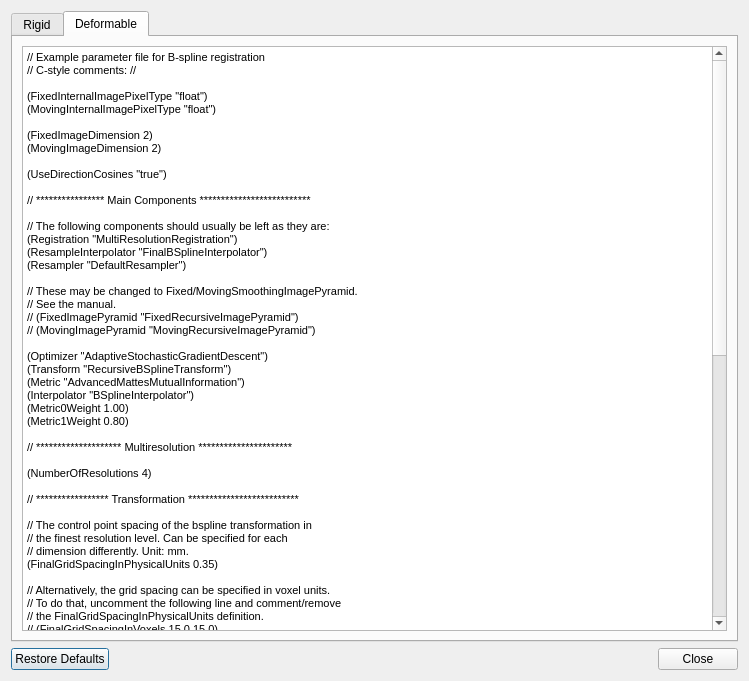
Before: the Qt Designer form Plugins/org.mitk.gui.qt.m2.Registration/src/internal/ParameterFileEditorDialog.ui in m2aia/m2aia, drawn with Qt 5.
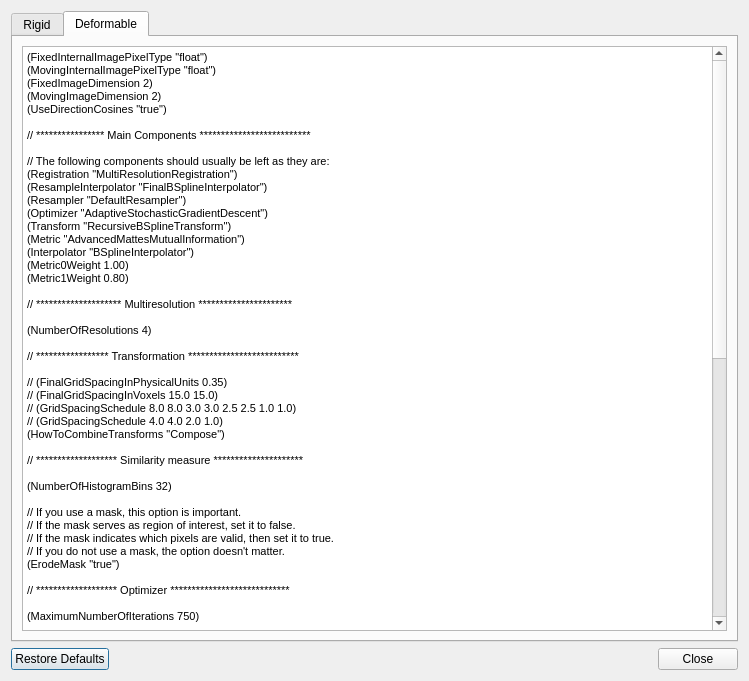
After: the same form once the commit is applied. The open tabs and pages were chosen to show the change.

Commit message: cleanup registration plugin

Diff of the .ui file:
```diff
--- a/Plugins/org.mitk.gui.qt.m2.Registration/src/internal/ParameterFileEditorDialog.ui
+++ b/Plugins/org.mitk.gui.qt.m2.Registration/src/internal/ParameterFileEditorDialog.ui
@@ -138,16 +138,11 @@
           <string>&lt;!DOCTYPE HTML PUBLIC &quot;-//W3C//DTD HTML 4.0//EN&quot; &quot;http://www.w3.org/TR/REC-html40/strict.dtd&quot;&gt;
 &lt;html&gt;&lt;head&gt;&lt;meta name=&quot;qrichtext&quot; content=&quot;1&quot; /&gt;&lt;style type=&quot;text/css&quot;&gt;
 p, li { white-space: pre-wrap; }
-&lt;/style&gt;&lt;/head&gt;&lt;body style=&quot; font-family:'Sans Serif'; font-size:9pt; font-weight:400; font-style:normal;&quot;&gt;
-&lt;p style=&quot; margin-top:0px; margin-bottom:0px; margin-left:0px; margin-right:0px; -qt-block-indent:0; text-indent:0px;&quot;&gt;&lt;span style=&quot; font-family:'MS Shell Dlg 2'; font-size:8.14286pt;&quot;&gt;// Example parameter file for B-spline registration&lt;/span&gt;&lt;/p&gt;
-&lt;p style=&quot; margin-top:0px; margin-bottom:0px; margin-left:0px; margin-right:0px; -qt-block-indent:0; text-indent:0px;&quot;&gt;&lt;span style=&quot; font-family:'MS Shell Dlg 2'; font-size:8.14286pt;&quot;&gt;// C-style comments: //&lt;/span&gt;&lt;/p&gt;
-&lt;p style=&quot;-qt-paragraph-type:empty; margin-top:0px; margin-bottom:0px; margin-left:0px; margin-right:0px; -qt-block-indent:0; text-indent:0px; font-family:'MS Shell Dlg 2'; font-size:8.14286pt;&quot;&gt;&lt;br /&gt;&lt;/p&gt;
+&lt;/style&gt;&lt;/head&gt;&lt;body style=&quot; font-family:'Ubuntu'; font-size:11pt; font-weight:400; font-style:normal;&quot;&gt;
 &lt;p style=&quot; margin-top:0px; margin-bottom:0px; margin-left:0px; margin-right:0px; -qt-block-indent:0; text-indent:0px;&quot;&gt;&lt;span style=&quot; font-family:'MS Shell Dlg 2'; font-size:8.14286pt;&quot;&gt;(FixedInternalImagePixelType &amp;quot;float&amp;quot;)&lt;/span&gt;&lt;/p&gt;
 &lt;p style=&quot; margin-top:0px; margin-bottom:0px; margin-left:0px; margin-right:0px; -qt-block-indent:0; text-indent:0px;&quot;&gt;&lt;span style=&quot; font-family:'MS Shell Dlg 2'; font-size:8.14286pt;&quot;&gt;(MovingInternalImagePixelType &amp;quot;float&amp;quot;)&lt;/span&gt;&lt;/p&gt;
-&lt;p style=&quot;-qt-paragraph-type:empty; margin-top:0px; margin-bottom:0px; margin-left:0px; margin-right:0px; -qt-block-indent:0; text-indent:0px; font-family:'MS Shell Dlg 2'; font-size:8.14286pt;&quot;&gt;&lt;br /&gt;&lt;/p&gt;
 &lt;p style=&quot; margin-top:0px; margin-bottom:0px; margin-left:0px; margin-right:0px; -qt-block-indent:0; text-indent:0px;&quot;&gt;&lt;span style=&quot; font-family:'MS Shell Dlg 2'; font-size:8.14286pt;&quot;&gt;(FixedImageDimension 2)&lt;/span&gt;&lt;/p&gt;
 &lt;p style=&quot; margin-top:0px; margin-bottom:0px; margin-left:0px; margin-right:0px; -qt-block-indent:0; text-indent:0px;&quot;&gt;&lt;span style=&quot; font-family:'MS Shell Dlg 2'; font-size:8.14286pt;&quot;&gt;(MovingImageDimension 2)&lt;/span&gt;&lt;/p&gt;
-&lt;p style=&quot;-qt-paragraph-type:empty; margin-top:0px; margin-bottom:0px; margin-left:0px; margin-right:0px; -qt-block-indent:0; text-indent:0px; font-family:'MS Shell Dlg 2'; font-size:8.14286pt;&quot;&gt;&lt;br /&gt;&lt;/p&gt;
 &lt;p style=&quot; margin-top:0px; margin-bottom:0px; margin-left:0px; margin-right:0px; -qt-block-indent:0; text-indent:0px;&quot;&gt;&lt;span style=&quot; font-family:'MS Shell Dlg 2'; font-size:8.14286pt;&quot;&gt;(UseDirectionCosines &amp;quot;true&amp;quot;)&lt;/span&gt;&lt;/p&gt;
 &lt;p style=&quot;-qt-paragraph-type:empty; margin-top:0px; margin-bottom:0px; margin-left:0px; margin-right:0px; -qt-block-indent:0; text-indent:0px; font-family:'MS Shell Dlg 2'; font-size:8.14286pt;&quot;&gt;&lt;br /&gt;&lt;/p&gt;
 &lt;p style=&quot; margin-top:0px; margin-bottom:0px; margin-left:0px; margin-right:0px; -qt-block-indent:0; text-indent:0px;&quot;&gt;&lt;span style=&quot; font-family:'MS Shell Dlg 2'; font-size:8.14286pt;&quot;&gt;// **************** Main Components **************************&lt;/span&gt;&lt;/p&gt;
@@ -156,12 +151,6 @@
 &lt;p style=&quot; margin-top:0px; margin-bottom:0px; margin-left:0px; margin-right:0px; -qt-block-indent:0; text-indent:0px;&quot;&gt;&lt;span style=&quot; font-family:'MS Shell Dlg 2'; font-size:8.14286pt;&quot;&gt;(Registration &amp;quot;MultiResolutionRegistration&amp;quot;)&lt;/span&gt;&lt;/p&gt;
 &lt;p style=&quot; margin-top:0px; margin-bottom:0px; margin-left:0px; margin-right:0px; -qt-block-indent:0; text-indent:0px;&quot;&gt;&lt;span style=&quot; font-family:'MS Shell Dlg 2'; font-size:8.14286pt;&quot;&gt;(ResampleInterpolator &amp;quot;FinalBSplineInterpolator&amp;quot;)&lt;/span&gt;&lt;/p&gt;
 &lt;p style=&quot; margin-top:0px; margin-bottom:0px; margin-left:0px; margin-right:0px; -qt-block-indent:0; text-indent:0px;&quot;&gt;&lt;span style=&quot; font-family:'MS Shell Dlg 2'; font-size:8.14286pt;&quot;&gt;(Resampler &amp;quot;DefaultResampler&amp;quot;)&lt;/span&gt;&lt;/p&gt;
-&lt;p style=&quot;-qt-paragraph-type:empty; margin-top:0px; margin-bottom:0px; margin-left:0px; margin-right:0px; -qt-block-indent:0; text-indent:0px; font-family:'MS Shell Dlg 2'; font-size:8.14286pt;&quot;&gt;&lt;br /&gt;&lt;/p&gt;
-&lt;p style=&quot; margin-top:0px; margin-bottom:0px; margin-left:0px; margin-right:0px; -qt-block-indent:0; text-indent:0px;&quot;&gt;&lt;span style=&quot; font-family:'MS Shell Dlg 2'; font-size:8.14286pt;&quot;&gt;// These may be changed to Fixed/MovingSmoothingImagePyramid.&lt;/span&gt;&lt;/p&gt;
-&lt;p style=&quot; margin-top:0px; margin-bottom:0px; margin-left:0px; margin-right:0px; -qt-block-indent:0; text-indent:0px;&quot;&gt;&lt;span style=&quot; font-family:'MS Shell Dlg 2'; font-size:8.14286pt;&quot;&gt;// See the manual.&lt;/span&gt;&lt;/p&gt;
-&lt;p style=&quot; margin-top:0px; margin-bottom:0px; margin-left:0px; margin-right:0px; -qt-block-indent:0; text-indent:0px;&quot;&gt;&lt;span style=&quot; font-family:'MS Shell Dlg 2'; font-size:8.14286pt;&quot;&gt;// (FixedImagePyramid &amp;quot;FixedRecursiveImagePyramid&amp;quot;)&lt;/span&gt;&lt;/p&gt;
-&lt;p style=&quot; margin-top:0px; margin-bottom:0px; margin-left:0px; margin-right:0px; -qt-block-indent:0; text-indent:0px;&quot;&gt;&lt;span style=&quot; font-family:'MS Shell Dlg 2'; font-size:8.14286pt;&quot;&gt;// (MovingImagePyramid &amp;quot;MovingRecursiveImagePyramid&amp;quot;)&lt;/span&gt;&lt;/p&gt;
-&lt;p style=&quot;-qt-paragraph-type:empty; margin-top:0px; margin-bottom:0px; margin-left:0px; margin-right:0px; -qt-block-indent:0; text-indent:0px; font-family:'MS Shell Dlg 2'; font-size:8.14286pt;&quot;&gt;&lt;br /&gt;&lt;/p&gt;
 &lt;p style=&quot; margin-top:0px; margin-bottom:0px; margin-left:0px; margin-right:0px; -qt-block-indent:0; text-indent:0px;&quot;&gt;&lt;span style=&quot; font-family:'MS Shell Dlg 2'; font-size:8.14286pt;&quot;&gt;(Optimizer &amp;quot;AdaptiveStochasticGradientDescent&amp;quot;)&lt;/span&gt;&lt;/p&gt;
 &lt;p style=&quot; margin-top:0px; margin-bottom:0px; margin-left:0px; margin-right:0px; -qt-block-indent:0; text-indent:0px;&quot;&gt;&lt;span style=&quot; font-family:'MS Shell Dlg 2'; font-size:8.14286pt;&quot;&gt;(Transform &amp;quot;RecursiveBSplineTransform&amp;quot;)&lt;/span&gt;&lt;/p&gt;
 &lt;p style=&quot; margin-top:0px; margin-bottom:0px; margin-left:0px; margin-right:0px; -qt-block-indent:0; text-indent:0px;&quot;&gt;&lt;span style=&quot; font-family:'MS Shell Dlg 2'; font-size:8.14286pt;&quot;&gt;(Metric &amp;quot;AdvancedMattesMutualInformation&amp;quot;)&lt;/span&gt;&lt;/p&gt;
@@ -175,24 +164,10 @@
 &lt;p style=&quot;-qt-paragraph-type:empty; margin-top:0px; margin-bottom:0px; margin-left:0px; margin-right:0px; -qt-block-indent:0; text-indent:0px; font-family:'MS Shell Dlg 2'; font-size:8.14286pt;&quot;&gt;&lt;br /&gt;&lt;/p&gt;
 &lt;p style=&quot; margin-top:0px; margin-bottom:0px; margin-left:0px; margin-right:0px; -qt-block-indent:0; text-indent:0px;&quot;&gt;&lt;span style=&quot; font-family:'MS Shell Dlg 2'; font-size:8.14286pt;&quot;&gt;// ***************** Transformation **************************&lt;/span&gt;&lt;/p&gt;
 &lt;p style=&quot;-qt-paragraph-type:empty; margin-top:0px; margin-bottom:0px; margin-left:0px; margin-right:0px; -qt-block-indent:0; text-indent:0px; font-family:'MS Shell Dlg 2'; font-size:8.14286pt;&quot;&gt;&lt;br /&gt;&lt;/p&gt;
-&lt;p style=&quot; margin-top:0px; margin-bottom:0px; margin-left:0px; margin-right:0px; -qt-block-indent:0; text-indent:0px;&quot;&gt;&lt;span style=&quot; font-family:'MS Shell Dlg 2'; font-size:8.14286pt;&quot;&gt;// The control point spacing of the bspline transformation in&lt;/span&gt;&lt;/p&gt;
-&lt;p style=&quot; margin-top:0px; margin-bottom:0px; margin-left:0px; margin-right:0px; -qt-block-indent:0; text-indent:0px;&quot;&gt;&lt;span style=&quot; font-family:'MS Shell Dlg 2'; font-size:8.14286pt;&quot;&gt;// the finest resolution level. Can be specified for each&lt;/span&gt;&lt;/p&gt;
-&lt;p style=&quot; margin-top:0px; margin-bottom:0px; margin-left:0px; margin-right:0px; -qt-block-indent:0; text-indent:0px;&quot;&gt;&lt;span style=&quot; font-family:'MS Shell Dlg 2'; font-size:8.14286pt;&quot;&gt;// dimension differently. Unit: mm.&lt;/span&gt;&lt;/p&gt;
-&lt;p style=&quot; margin-top:0px; margin-bottom:0px; margin-left:0px; margin-right:0px; -qt-block-indent:0; text-indent:0px;&quot;&gt;&lt;span style=&quot; font-family:'MS Shell Dlg 2'; font-size:8.14286pt;&quot;&gt;(FinalGridSpacingInPhysicalUnits 0.35)&lt;/span&gt;&lt;/p&gt;
-&lt;p style=&quot;-qt-paragraph-type:empty; margin-top:0px; margin-bottom:0px; margin-left:0px; margin-right:0px; -qt-block-indent:0; text-indent:0px; font-family:'MS Shell Dlg 2'; font-size:8.14286pt;&quot;&gt;&lt;br /&gt;&lt;/p&gt;
-&lt;p style=&quot; margin-top:0px; margin-bottom:0px; margin-left:0px; margin-right:0px; -qt-block-indent:0; text-indent:0px;&quot;&gt;&lt;span style=&quot; font-family:'MS Shell Dlg 2'; font-size:8.14286pt;&quot;&gt;// Alternatively, the grid spacing can be specified in voxel units.&lt;/span&gt;&lt;/p&gt;
-&lt;p style=&quot; margin-top:0px; margin-bottom:0px; margin-left:0px; margin-right:0px; -qt-block-indent:0; text-indent:0px;&quot;&gt;&lt;span style=&quot; font-family:'MS Shell Dlg 2'; font-size:8.14286pt;&quot;&gt;// To do that, uncomment the following line and comment/remove&lt;/span&gt;&lt;/p&gt;
-&lt;p style=&quot; margin-top:0px; margin-bottom:0px; margin-left:0px; margin-right:0px; -qt-block-indent:0; text-indent:0px;&quot;&gt;&lt;span style=&quot; font-family:'MS Shell Dlg 2'; font-size:8.14286pt;&quot;&gt;// the FinalGridSpacingInPhysicalUnits definition.&lt;/span&gt;&lt;/p&gt;
+&lt;p style=&quot; margin-top:0px; margin-bottom:0px; margin-left:0px; margin-right:0px; -qt-block-indent:0; text-indent:0px;&quot;&gt;&lt;span style=&quot; font-family:'MS Shell Dlg 2'; font-size:8.14286pt;&quot;&gt;// (FinalGridSpacingInPhysicalUnits 0.35)&lt;/span&gt;&lt;/p&gt;
 &lt;p style=&quot; margin-top:0px; margin-bottom:0px; margin-left:0px; margin-right:0px; -qt-block-indent:0; text-indent:0px;&quot;&gt;&lt;span style=&quot; font-family:'MS Shell Dlg 2'; font-size:8.14286pt;&quot;&gt;// (FinalGridSpacingInVoxels 15.0 15.0)&lt;/span&gt;&lt;/p&gt;
-&lt;p style=&quot; margin-top:0px; margin-bottom:0px; margin-left:0px; margin-right:0px; -qt-block-indent:0; text-indent:0px;&quot;&gt;&lt;span style=&quot; font-family:'MS Shell Dlg 2'; font-size:8.14286pt;&quot;&gt;(GridSpacingSchedule 8.0 8.0 3.0 3.0 2.5 2.5 1.0 1.0)&lt;/span&gt;&lt;/p&gt;
-&lt;p style=&quot;-qt-paragraph-type:empty; margin-top:0px; margin-bottom:0px; margin-left:0px; margin-right:0px; -qt-block-indent:0; text-indent:0px; font-family:'MS Shell Dlg 2'; font-size:8.14286pt;&quot;&gt;&lt;br /&gt;&lt;/p&gt;
-&lt;p style=&quot; margin-top:0px; margin-bottom:0px; margin-left:0px; margin-right:0px; -qt-block-indent:0; text-indent:0px;&quot;&gt;&lt;span style=&quot; font-family:'MS Shell Dlg 2'; font-size:8.14286pt;&quot;&gt;// By default the grid spacing is halved after every resolution,&lt;/span&gt;&lt;/p&gt;
-&lt;p style=&quot; margin-top:0px; margin-bottom:0px; margin-left:0px; margin-right:0px; -qt-block-indent:0; text-indent:0px;&quot;&gt;&lt;span style=&quot; font-family:'MS Shell Dlg 2'; font-size:8.14286pt;&quot;&gt;// such that the final grid spacing is obtained in the last&lt;/span&gt;&lt;/p&gt;
-&lt;p style=&quot; margin-top:0px; margin-bottom:0px; margin-left:0px; margin-right:0px; -qt-block-indent:0; text-indent:0px;&quot;&gt;&lt;span style=&quot; font-family:'MS Shell Dlg 2'; font-size:8.14286pt;&quot;&gt;// resolution level. You can also specify your own schedule,&lt;/span&gt;&lt;/p&gt;
-&lt;p style=&quot; margin-top:0px; margin-bottom:0px; margin-left:0px; margin-right:0px; -qt-block-indent:0; text-indent:0px;&quot;&gt;&lt;span style=&quot; font-family:'MS Shell Dlg 2'; font-size:8.14286pt;&quot;&gt;// if you uncomment the following line:&lt;/span&gt;&lt;/p&gt;
-&lt;p style=&quot; margin-top:0px; margin-bottom:0px; margin-left:0px; margin-right:0px; -qt-block-indent:0; text-indent:0px;&quot;&gt;&lt;span style=&quot; font-family:'MS Shell Dlg 2'; font-size:8.14286pt;&quot;&gt;//(GridSpacingSchedule 4.0 4.0 2.0 1.0)&lt;/span&gt;&lt;/p&gt;
-&lt;p style=&quot; margin-top:0px; margin-bottom:0px; margin-left:0px; margin-right:0px; -qt-block-indent:0; text-indent:0px;&quot;&gt;&lt;span style=&quot; font-family:'MS Shell Dlg 2'; font-size:8.14286pt;&quot;&gt;// This setting can also be supplied per dimension.&lt;/span&gt;&lt;/p&gt;
-&lt;p style=&quot;-qt-paragraph-type:empty; margin-top:0px; margin-bottom:0px; margin-left:0px; margin-right:0px; -qt-block-indent:0; text-indent:0px; font-family:'MS Shell Dlg 2'; font-size:8.14286pt;&quot;&gt;&lt;br /&gt;&lt;/p&gt;
+&lt;p style=&quot; margin-top:0px; margin-bottom:0px; margin-left:0px; margin-right:0px; -qt-block-indent:0; text-indent:0px;&quot;&gt;&lt;span style=&quot; font-family:'MS Shell Dlg 2'; font-size:8.14286pt;&quot;&gt;// (GridSpacingSchedule 8.0 8.0 3.0 3.0 2.5 2.5 1.0 1.0)&lt;/span&gt;&lt;/p&gt;
+&lt;p style=&quot; margin-top:0px; margin-bottom:0px; margin-left:0px; margin-right:0px; -qt-block-indent:0; text-indent:0px;&quot;&gt;&lt;span style=&quot; font-family:'MS Shell Dlg 2'; font-size:8.14286pt;&quot;&gt;// (GridSpacingSchedule 4.0 4.0 2.0 1.0)&lt;/span&gt;&lt;/p&gt;
 &lt;p style=&quot; margin-top:0px; margin-bottom:0px; margin-left:0px; margin-right:0px; -qt-block-indent:0; text-indent:0px;&quot;&gt;&lt;span style=&quot; font-family:'MS Shell Dlg 2'; font-size:8.14286pt;&quot;&gt;(HowToCombineTransforms &amp;quot;Compose&amp;quot;)&lt;/span&gt;&lt;/p&gt;
 &lt;p style=&quot;-qt-paragraph-type:empty; margin-top:0px; margin-bottom:0px; margin-left:0px; margin-right:0px; -qt-block-indent:0; text-indent:0px; font-family:'MS Shell Dlg 2'; font-size:8.14286pt;&quot;&gt;&lt;br /&gt;&lt;/p&gt;
 &lt;p style=&quot; margin-top:0px; margin-bottom:0px; margin-left:0px; margin-right:0px; -qt-block-indent:0; text-indent:0px;&quot;&gt;&lt;span style=&quot; font-family:'MS Shell Dlg 2'; font-size:8.14286pt;&quot;&gt;// ******************* Similarity measure *********************&lt;/span&gt;&lt;/p&gt;
@@ -205,14 +180,10 @@
 &lt;p style=&quot; margin-top:0px; margin-bottom:0px; margin-left:0px; margin-right:0px; -qt-block-indent:0; text-indent:0px;&quot;&gt;&lt;span style=&quot; font-family:'MS Shell Dlg 2'; font-size:8.14286pt;&quot;&gt;// If you do not use a mask, the option doesn't matter.&lt;/span&gt;&lt;/p&gt;
 &lt;p style=&quot; margin-top:0px; margin-bottom:0px; margin-left:0px; margin-right:0px; -qt-block-indent:0; text-indent:0px;&quot;&gt;&lt;span style=&quot; font-family:'MS Shell Dlg 2'; font-size:8.14286pt;&quot;&gt;(ErodeMask &amp;quot;true&amp;quot;)&lt;/span&gt;&lt;/p&gt;
 &lt;p style=&quot;-qt-paragraph-type:empty; margin-top:0px; margin-bottom:0px; margin-left:0px; margin-right:0px; -qt-block-indent:0; text-indent:0px; font-family:'MS Shell Dlg 2'; font-size:8.14286pt;&quot;&gt;&lt;br /&gt;&lt;/p&gt;
-&lt;p style=&quot;-qt-paragraph-type:empty; margin-top:0px; margin-bottom:0px; margin-left:0px; margin-right:0px; -qt-block-indent:0; text-indent:0px; font-family:'MS Shell Dlg 2'; font-size:8.14286pt;&quot;&gt;&lt;br /&gt;&lt;/p&gt;
-&lt;p style=&quot;-qt-paragraph-type:empty; margin-top:0px; margin-bottom:0px; margin-left:0px; margin-right:0px; -qt-block-indent:0; text-indent:0px; font-family:'MS Shell Dlg 2'; font-size:8.14286pt;&quot;&gt;&lt;br /&gt;&lt;/p&gt;
-&lt;p style=&quot;-qt-paragraph-type:empty; margin-top:0px; margin-bottom:0px; margin-left:0px; margin-right:0px; -qt-block-indent:0; text-indent:0px; font-family:'MS Shell Dlg 2'; font-size:8.14286pt;&quot;&gt;&lt;br /&gt;&lt;/p&gt;
 &lt;p style=&quot; margin-top:0px; margin-bottom:0px; margin-left:0px; margin-right:0px; -qt-block-indent:0; text-indent:0px;&quot;&gt;&lt;span style=&quot; font-family:'MS Shell Dlg 2'; font-size:8.14286pt;&quot;&gt;// ******************* Optimizer ****************************&lt;/span&gt;&lt;/p&gt;
 &lt;p style=&quot;-qt-paragraph-type:empty; margin-top:0px; margin-bottom:0px; margin-left:0px; margin-right:0px; -qt-block-indent:0; text-indent:0px; font-family:'MS Shell Dlg 2'; font-size:8.14286pt;&quot;&gt;&lt;br /&gt;&lt;/p&gt;
 &lt;p style=&quot; margin-top:0px; margin-bottom:0px; margin-left:0px; margin-right:0px; -qt-block-indent:0; text-indent:0px;&quot;&gt;&lt;span style=&quot; font-family:'MS Shell Dlg 2'; font-size:8.14286pt;&quot;&gt;(MaximumNumberOfIterations 750)&lt;/span&gt;&lt;/p&gt;
 &lt;p style=&quot;-qt-paragraph-type:empty; margin-top:0px; margin-bottom:0px; margin-left:0px; margin-right:0px; -qt-block-indent:0; text-indent:0px; font-family:'MS Shell Dlg 2'; font-size:8.14286pt;&quot;&gt;&lt;br /&gt;&lt;/p&gt;
-&lt;p style=&quot;-qt-paragraph-type:empty; margin-top:0px; margin-bottom:0px; margin-left:0px; margin-right:0px; -qt-block-indent:0; text-indent:0px; font-family:'MS Shell Dlg 2'; font-size:8.14286pt;&quot;&gt;&lt;br /&gt;&lt;/p&gt;
 &lt;p style=&quot; margin-top:0px; margin-bottom:0px; margin-left:0px; margin-right:0px; -qt-block-indent:0; text-indent:0px;&quot;&gt;&lt;span style=&quot; font-family:'MS Shell Dlg 2'; font-size:8.14286pt;&quot;&gt;// The step size of the optimizer, in mm. By default the voxel size is used.&lt;/span&gt;&lt;/p&gt;
 &lt;p style=&quot; margin-top:0px; margin-bottom:0px; margin-left:0px; margin-right:0px; -qt-block-indent:0; text-indent:0px;&quot;&gt;&lt;span style=&quot; font-family:'MS Shell Dlg 2'; font-size:8.14286pt;&quot;&gt;// which usually works well. In case of unusual high-resolution images&lt;/span&gt;&lt;/p&gt;
 &lt;p style=&quot; margin-top:0px; margin-bottom:0px; margin-left:0px; margin-right:0px; -qt-block-indent:0; text-indent:0px;&quot;&gt;&lt;span style=&quot; font-family:'MS Shell Dlg 2'; font-size:8.14286pt;&quot;&gt;// (eg histology) it is necessary to increase this value a bit, to the size&lt;/span&gt;&lt;/p&gt;
@@ -222,14 +193,11 @@
 &lt;p style=&quot; margin-top:0px; margin-bottom:0px; margin-left:0px; margin-right:0px; -qt-block-indent:0; text-indent:0px;&quot;&gt;&lt;span style=&quot; font-family:'MS Shell Dlg 2'; font-size:8.14286pt;&quot;&gt;// **************** Image sampling **********************&lt;/span&gt;&lt;/p&gt;
 &lt;p style=&quot;-qt-paragraph-type:empty; margin-top:0px; margin-bottom:0px; margin-left:0px; margin-right:0px; -qt-block-indent:0; text-indent:0px; font-family:'MS Shell Dlg 2'; font-size:8.14286pt;&quot;&gt;&lt;br /&gt;&lt;/p&gt;
 &lt;p style=&quot; margin-top:0px; margin-bottom:0px; margin-left:0px; margin-right:0px; -qt-block-indent:0; text-indent:0px;&quot;&gt;&lt;span style=&quot; font-family:'MS Shell Dlg 2'; font-size:8.14286pt;&quot;&gt;(NumberOfSpatialSamples 25000)&lt;/span&gt;&lt;/p&gt;
-&lt;p style=&quot;-qt-paragraph-type:empty; margin-top:0px; margin-bottom:0px; margin-left:0px; margin-right:0px; -qt-block-indent:0; text-indent:0px; font-family:'MS Shell Dlg 2'; font-size:8.14286pt;&quot;&gt;&lt;br /&gt;&lt;/p&gt;
 &lt;p style=&quot; margin-top:0px; margin-bottom:0px; margin-left:0px; margin-right:0px; -qt-block-indent:0; text-indent:0px;&quot;&gt;&lt;span style=&quot; font-family:'MS Shell Dlg 2'; font-size:8.14286pt;&quot;&gt;(NewSamplesEveryIteration &amp;quot;true&amp;quot;)&lt;/span&gt;&lt;/p&gt;
 &lt;p style=&quot; margin-top:0px; margin-bottom:0px; margin-left:0px; margin-right:0px; -qt-block-indent:0; text-indent:0px;&quot;&gt;&lt;span style=&quot; font-family:'MS Shell Dlg 2'; font-size:8.14286pt;&quot;&gt;(ImageSampler &amp;quot;Random&amp;quot;)&lt;/span&gt;&lt;/p&gt;
 &lt;p style=&quot;-qt-paragraph-type:empty; margin-top:0px; margin-bottom:0px; margin-left:0px; margin-right:0px; -qt-block-indent:0; text-indent:0px; font-family:'MS Shell Dlg 2'; font-size:8.14286pt;&quot;&gt;&lt;br /&gt;&lt;/p&gt;
-&lt;p style=&quot;-qt-paragraph-type:empty; margin-top:0px; margin-bottom:0px; margin-left:0px; margin-right:0px; -qt-block-indent:0; text-indent:0px; font-family:'MS Shell Dlg 2'; font-size:8.14286pt;&quot;&gt;&lt;br /&gt;&lt;/p&gt;
 &lt;p style=&quot; margin-top:0px; margin-bottom:0px; margin-left:0px; margin-right:0px; -qt-block-indent:0; text-indent:0px;&quot;&gt;&lt;span style=&quot; font-family:'MS Shell Dlg 2'; font-size:8.14286pt;&quot;&gt;// ************* Interpolation and Resampling ****************&lt;/span&gt;&lt;/p&gt;
 &lt;p style=&quot;-qt-paragraph-type:empty; margin-top:0px; margin-bottom:0px; margin-left:0px; margin-right:0px; -qt-block-indent:0; text-indent:0px; font-family:'MS Shell Dlg 2'; font-size:8.14286pt;&quot;&gt;&lt;br /&gt;&lt;/p&gt;
-&lt;p style=&quot;-qt-paragraph-type:empty; margin-top:0px; margin-bottom:0px; margin-left:0px; margin-right:0px; -qt-block-indent:0; text-indent:0px; font-family:'MS Shell Dlg 2'; font-size:8.14286pt;&quot;&gt;&lt;br /&gt;&lt;/p&gt;
 &lt;p style=&quot; margin-top:0px; margin-bottom:0px; margin-left:0px; margin-right:0px; -qt-block-indent:0; text-indent:0px;&quot;&gt;&lt;span style=&quot; font-family:'MS Shell Dlg 2'; font-size:8.14286pt;&quot;&gt;(BSplineInterpolationOrder 3)&lt;/span&gt;&lt;/p&gt;
 &lt;p style=&quot; margin-top:0px; margin-bottom:0px; margin-left:0px; margin-right:0px; -qt-block-indent:0; text-indent:0px;&quot;&gt;&lt;span style=&quot; font-family:'MS Shell Dlg 2'; font-size:8.14286pt;&quot;&gt;//(WriteTransformParametersEachResolution &amp;quot;true&amp;quot;)&lt;/span&gt;&lt;/p&gt;
 &lt;p style=&quot; margin-top:0px; margin-bottom:0px; margin-left:0px; margin-right:0px; -qt-block-indent:0; text-indent:0px;&quot;&gt;&lt;span style=&quot; font-family:'MS Shell Dlg 2'; font-size:8.14286pt;&quot;&gt;//(WriteResultImageAfterEachResolution &amp;quot;true&amp;quot;)&lt;/span&gt;&lt;/p&gt;
```
Left out of the diff: 26 changed lines with no effect on the pictures. The commit also changes 7 other files.
